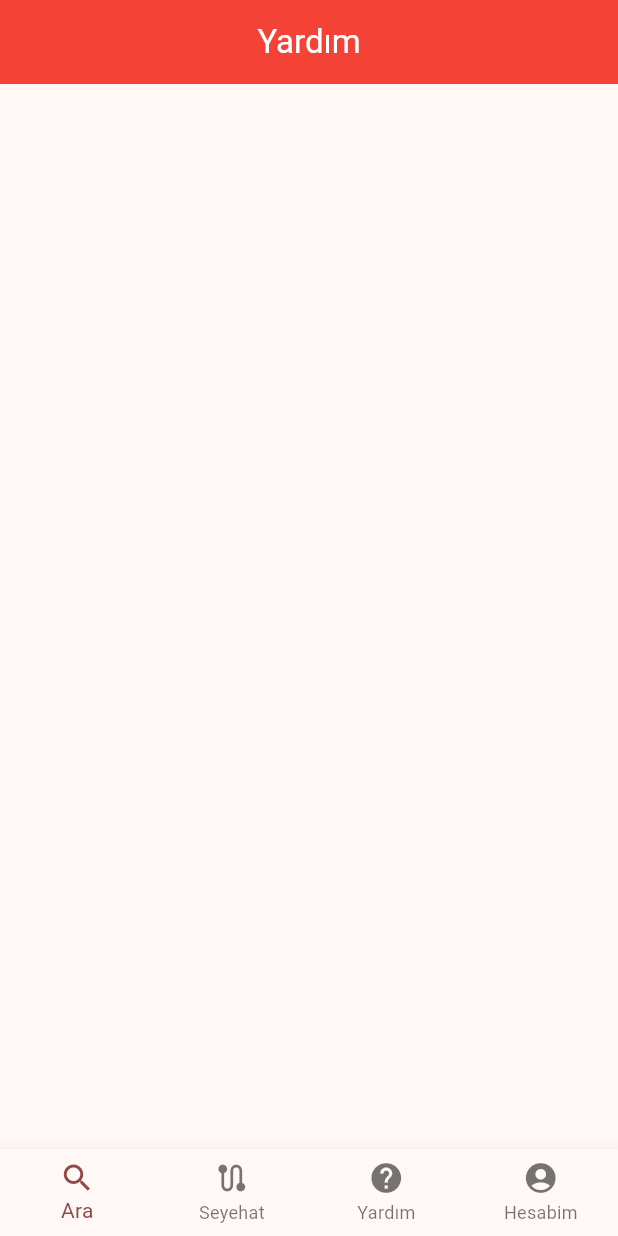
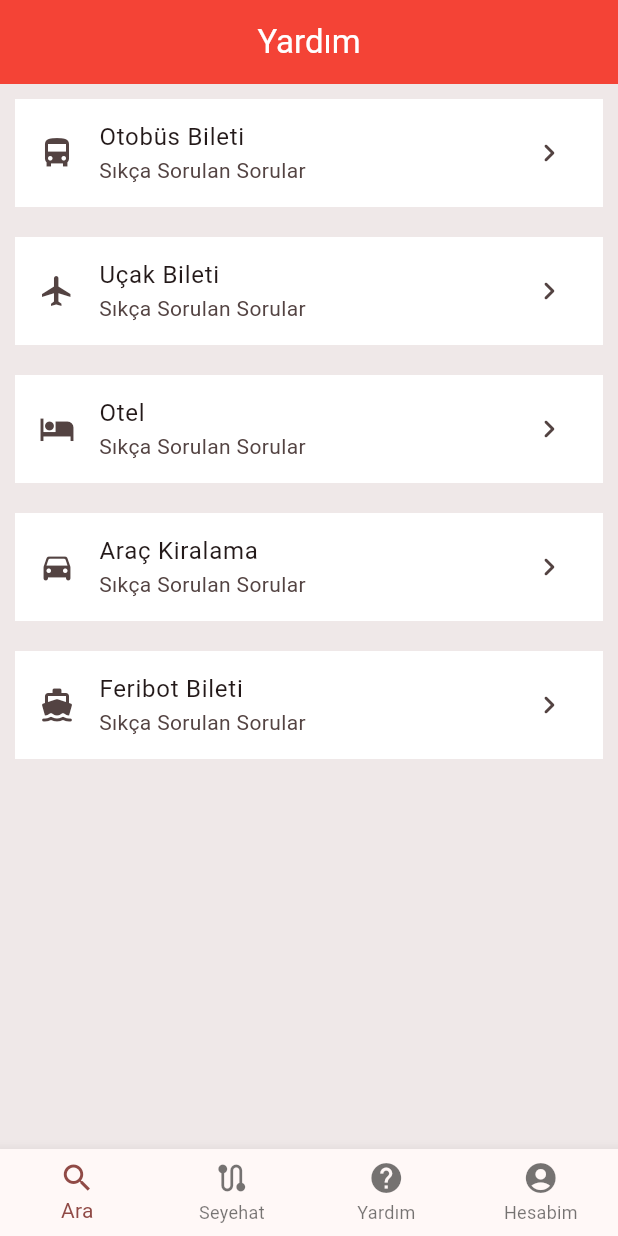
Before and after one commit to aramizdakioyuncu/busticket, a Flutter app: the screen it shows after launch, swiped to page 3, on a phone screen of 412 x 824 dp. Run offline on Flutter 3.47's test engine with Material 3 defaults, Android fonts, the phone set to English and light mode, and no system bars.

Commit message:
Yardım sayfası baştan yapıldı ve düzenlendi.

```diff
--- a/lib/pages/main/help.dart
+++ b/lib/pages/main/help.dart
@@ -25,16 +25,84 @@ class _HelpPage extends State<HelpPage> with TickerProviderStateMixin {
   @override
   Widget build(BuildContext context) {
     return Scaffold(
+        backgroundColor: const Color.fromARGB(255, 239, 232, 232),
         appBar: AppBar(
-          title: Text(
+          title: const Text(
             "Yardım",
             style: TextStyle(color: Colors.white),
           ),
           centerTitle: true,
           backgroundColor: Colors.red,
         ),
-        body: Column(
-          children: [],
+        body: const SingleChildScrollView(
+          child: Column(
+            children: [
+              // Padding(
+              //   padding: const EdgeInsets.all(10.0),
+              //   child: Container(
+              //     color: Colors.red,
+              //     child: TextField(
+              //       decoration: InputDecoration(
+              //         hintText: "Nasıl Yardımcı Olabiliriz?",
+              //         border: InputBorder(
+              //           borderSide: BorderSide(color: Colors.green),
+              //         ),
+              //       ),
+              //     ),
+              //   ),
+              // ),
+              Padding(
+                padding: EdgeInsets.all(10.0),
+                child: ListTile(
+                  tileColor: Colors.white,
+                  leading: Icon(Icons.directions_bus_sharp),
+                  title: Text("Otobüs Bileti"),
+                  subtitle: Text("Sıkça Sorulan Sorular"),
+                  trailing: Icon(Icons.keyboard_arrow_right_rounded),
+                ),
+              ),
+              Padding(
+                padding: EdgeInsets.all(10.0),
+                child: ListTile(
+                  tileColor: Colors.white,
+                  leading: Icon(Icons.flight),
+                  title: Text("Uçak Bileti"),
+                  subtitle: Text("Sıkça Sorulan Sorular"),
+                  trailing: Icon(Icons.keyboard_arrow_right_rounded),
+                ),
+              ),
+              Padding(
+                padding: EdgeInsets.all(10.0),
+                child: ListTile(
+                  tileColor: Colors.white,
+                  leading: Icon(Icons.hotel),
+                  title: Text("Otel"),
+                  subtitle: Text("Sıkça Sorulan Sorular"),
+                  trailing: Icon(Icons.keyboard_arrow_right_rounded),
+                ),
+              ),
+              Padding(
+                padding: EdgeInsets.all(10.0),
+                child: ListTile(
+                  tileColor: Colors.white,
+                  leading: Icon(Icons.directions_car_rounded),
+                  title: Text("Araç Kiralama"),
+                  subtitle: Text("Sıkça Sorulan Sorular"),
+                  trailing: Icon(Icons.keyboard_arrow_right_rounded),
+                ),
+              ),
+              Padding(
+                padding: EdgeInsets.all(10.0),
+                child: ListTile(
+                  tileColor: Colors.white,
+                  leading: Icon(Icons.directions_boat_rounded),
+                  title: Text("Feribot Bileti"),
+                  subtitle: Text("Sıkça Sorulan Sorular"),
+                  trailing: Icon(Icons.keyboard_arrow_right_rounded),
+                ),
+              ),
+            ],
+          ),
         ));
   }
 }
```
